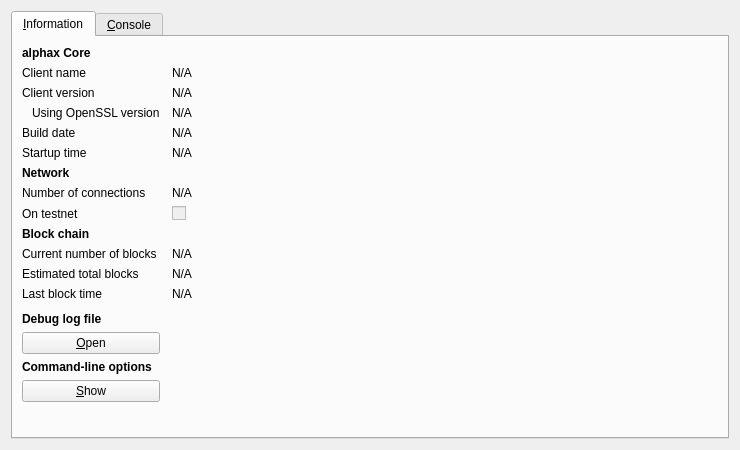
Above: src/qt/forms/rpcconsole.ui from dev-alphax/Alpha-X before the change. Below: the same form after it.
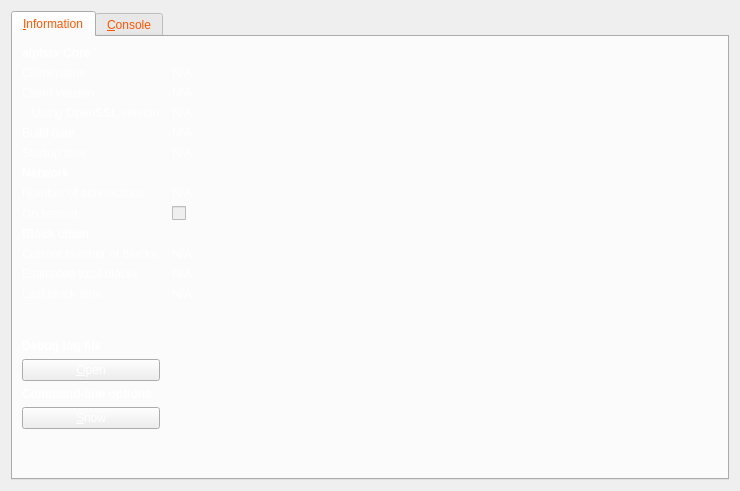
That is the form after the change. Icons and pictures are not drawn.

```diff
--- a/src/qt/forms/rpcconsole.ui
+++ b/src/qt/forms/rpcconsole.ui
@@ -7,7 +7,7 @@
     <x>0</x>
     <y>0</y>
     <width>740</width>
-    <height>450</height>
+    <height>491</height>
    </rect>
   </property>
   <property name="windowTitle">
@@ -19,6 +19,9 @@
   <layout class="QVBoxLayout" name="verticalLayout_2">
    <item>
     <widget class="QTabWidget" name="tabWidget">
+     <property name="styleSheet">
+      <string notr="true">color: rgb(255, 85, 0);</string>
+     </property>
      <property name="currentIndex">
       <number>0</number>
      </property>
@@ -38,6 +41,9 @@
            <bold>true</bold>
           </font>
          </property>
+         <property name="styleSheet">
+          <string notr="true">color:rgb(255,255,255);</string>
+         </property>
          <property name="text">
           <string>alphax Core</string>
          </property>
@@ -45,6 +51,9 @@
        </item>
        <item row="1" column="0">
         <widget class="QLabel" name="label_5">
+         <property name="styleSheet">
+          <string notr="true">color:rgb(255,255,255);</string>
+         </property>
          <property name="text">
           <string>Client name</string>
          </property>
@@ -55,6 +64,9 @@
          <property name="cursor">
           <cursorShape>IBeamCursor</cursorShape>
          </property>
+         <property name="styleSheet">
+          <string notr="true">color:rgb(255,255,255);</string>
+         </property>
          <property name="text">
           <string>N/A</string>
          </property>
@@ -68,6 +80,9 @@
        </item>
        <item row="2" column="0">
         <widget class="QLabel" name="label_6">
+         <property name="styleSheet">
+          <string notr="true">color:rgb(255,255,255);</string>
+         </property>
          <property name="text">
           <string>Client version</string>
          </property>
@@ -78,6 +93,9 @@
          <property name="cursor">
           <cursorShape>IBeamCursor</cursorShape>
          </property>
+         <property name="styleSheet">
+          <string notr="true">color:rgb(255,255,255);</string>
+         </property>
          <property name="text">
           <string>N/A</string>
          </property>
@@ -91,6 +109,9 @@
        </item>
        <item row="3" column="0">
         <widget class="QLabel" name="label_14">
+         <property name="styleSheet">
+          <string notr="true">color:rgb(255,255,255);</string>
+         </property>
          <property name="text">
           <string>Using OpenSSL version</string>
          </property>
@@ -104,6 +125,9 @@
          <property name="cursor">
           <cursorShape>IBeamCursor</cursorShape>
          </property>
+         <property name="styleSheet">
+          <string notr="true">color:rgb(255,255,255);</string>
+         </property>
          <property name="text">
           <string>N/A</string>
          </property>
@@ -117,6 +141,9 @@
        </item>
        <item row="4" column="0">
         <widget class="QLabel" name="label_12">
+         <property name="styleSheet">
+          <string notr="true">color:rgb(255,255,255);</string>
+         </property>
          <property name="text">
           <string>Build date</string>
          </property>
@@ -127,6 +154,9 @@
          <property name="cursor">
           <cursorShape>IBeamCursor</cursorShape>
          </property>
+         <property name="styleSheet">
+          <string notr="true">color:rgb(255,255,255);</string>
+         </property>
          <property name="text">
           <string>N/A</string>
          </property>
@@ -140,6 +170,9 @@
        </item>
        <item row="5" column="0">
         <widget class="QLabel" name="label_13">
+         <property name="styleSheet">
+          <string notr="true">color:rgb(255,255,255);</string>
+         </property>
          <property name="text">
           <string>Startup time</string>
          </property>
@@ -150,6 +183,9 @@
          <property name="cursor">
           <cursorShape>IBeamCursor</cursorShape>
          </property>
+         <property name="styleSheet">
+          <string notr="true">color:rgb(255,255,255);</string>
+         </property>
          <property name="text">
           <string>N/A</string>
          </property>
@@ -169,6 +205,9 @@
            <bold>true</bold>
           </font>
          </property>
+         <property name="styleSheet">
+          <string notr="true">color:rgb(255,255,255);</string>
+         </property>
          <property name="text">
           <string>Network</string>
          </property>
@@ -176,6 +215,9 @@
        </item>
        <item row="7" column="0">
         <widget class="QLabel" name="label_7">
+         <property name="styleSheet">
+          <string notr="true">color:rgb(255,255,255);</string>
+         </property>
          <property name="text">
           <string>Number of connections</string>
          </property>
@@ -186,6 +228,9 @@
          <property name="cursor">
           <cursorShape>IBeamCursor</cursorShape>
          </property>
+         <property name="styleSheet">
+          <string notr="true">color:rgb(255,255,255);</string>
+         </property>
          <property name="text">
           <string>N/A</string>
          </property>
@@ -199,6 +244,9 @@
        </item>
        <item row="8" column="0">
         <widget class="QLabel" name="label_8">
+         <property name="styleSheet">
+          <string notr="true">color:rgb(255,255,255);</string>
+         </property>
          <property name="text">
           <string>On testnet</string>
          </property>
@@ -222,6 +270,9 @@
            <bold>true</bold>
           </font>
          </property>
+         <property name="styleSheet">
+          <string notr="true">color:rgb(255,255,255);</string>
+         </property>
          <property name="text">
           <string>Block chain</string>
          </property>
@@ -229,6 +280,9 @@
        </item>
        <item row="10" column="0">
         <widget class="QLabel" name="label_3">
+         <property name="styleSheet">
+          <string notr="true">color:rgb(255,255,255);</string>
+         </property>
          <property name="text">
           <string>Current number of blocks</string>
          </property>
@@ -239,6 +293,9 @@
          <property name="cursor">
           <cursorShape>IBeamCursor</cursorShape>
          </property>
+         <property name="styleSheet">
+          <string notr="true">color:rgb(255,255,255);</string>
+         </property>
          <property name="text">
           <string>N/A</string>
          </property>
@@ -252,6 +309,9 @@
        </item>
        <item row="11" column="0">
         <widget class="QLabel" name="label_4">
+         <property name="styleSheet">
+          <string notr="true">color:rgb(255,255,255);</string>
+         </property>
          <property name="text">
           <string>Estimated total blocks</string>
          </property>
@@ -262,6 +322,9 @@
          <property name="cursor">
           <cursorShape>IBeamCursor</cursorShape>
          </property>
+         <property name="styleSheet">
+          <string notr="true">color:rgb(255,255,255);</string>
+         </property>
          <property name="text">
           <string>N/A</string>
          </property>
@@ -275,6 +338,9 @@
        </item>
        <item row="12" column="0">
         <widget class="QLabel" name="label_2">
+         <property name="styleSheet">
+          <string notr="true">color:rgb(255,255,255);</string>
+         </property>
          <property name="text">
           <string>Last block time</string>
          </property>
@@ -285,6 +351,9 @@
          <property name="cursor">
           <cursorShape>IBeamCursor</cursorShape>
          </property>
+         <property name="styleSheet">
+          <string notr="true">color:rgb(255,255,255);</string>
+         </property>
          <property name="text">
           <string>N/A</string>
          </property>
@@ -317,6 +386,9 @@
            <bold>true</bold>
           </font>
          </property>
+         <property name="styleSheet">
+          <string notr="true">color:rgb(255,255,255);</string>
+         </property>
          <property name="text">
           <string>Debug log file</string>
          </property>
@@ -327,6 +399,9 @@
          <property name="toolTip">
           <string>Open the alphax debug log file from the current data directory. This can take a few seconds for large log files.</string>
          </property>
+         <property name="styleSheet">
+          <string notr="true">color:rgb(255,255,255);</string>
+         </property>
          <property name="text">
           <string>&amp;Open</string>
          </property>
@@ -343,6 +418,9 @@
            <bold>true</bold>
           </font>
          </property>
+         <property name="styleSheet">
+          <string notr="true">color:rgb(255,255,255);</string>
+         </property>
          <property name="text">
           <string>Command-line options</string>
          </property>
@@ -353,6 +431,9 @@
          <property name="toolTip">
           <string>Show the alphax-Qt help message to get a list with possible alphax command-line options.</string>
          </property>
+         <property name="styleSheet">
+          <string notr="true">color:rgb(255,255,255);</string>
+         </property>
          <property name="text">
           <string>&amp;Show</string>
          </property>
```
Left out of the diff: 6 changed lines with no effect on the pictures.
